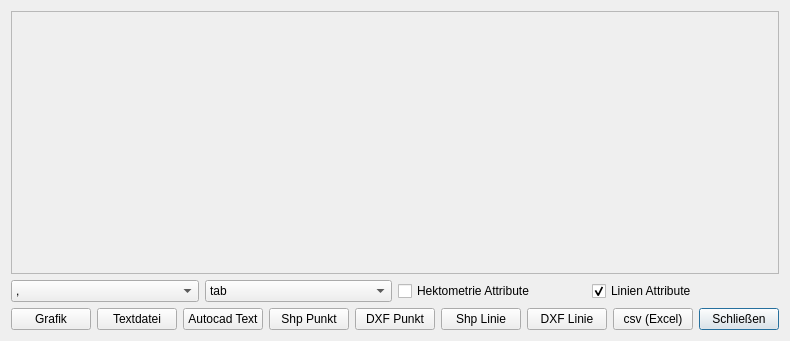
First picture: the form in VoGISProfilToolMain/ui/ui_vogisprofiltoolplot.ui, repository BergWerkGIS/VoGIS-Profil-Tool, before the edit.
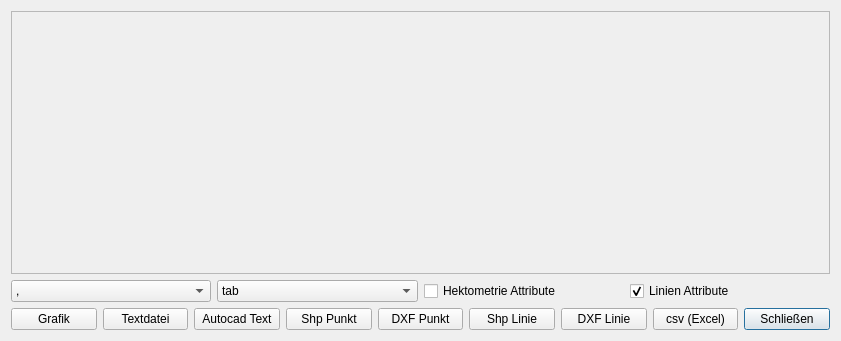
Second picture: the form after the edit.

```diff
--- a/VoGISProfilToolMain/ui/ui_vogisprofiltoolplot.ui
+++ b/VoGISProfilToolMain/ui/ui_vogisprofiltoolplot.ui
@@ -6,7 +6,7 @@
    <rect>
     <x>0</x>
     <y>0</y>
-    <width>639</width>
+    <width>841</width>
     <height>341</height>
    </rect>
   </property>
@@ -156,7 +156,7 @@
        <rect>
         <x>0</x>
         <y>0</y>
-        <width>619</width>
+        <width>821</width>
         <height>251</height>
        </rect>
       </property>
```
Left out of the diff: 41 changed lines with no effect on the pictures.
